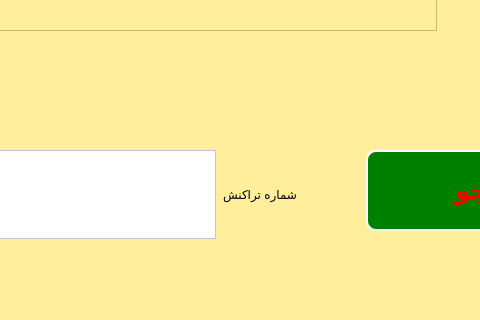
Qt form Project_Ap/salesrecords.ui (AP-projects-4001/metagoofill) before a commit; both pictures show x 364 to 844 and y 370 to 690 of the 1187 by 690 pixel window.
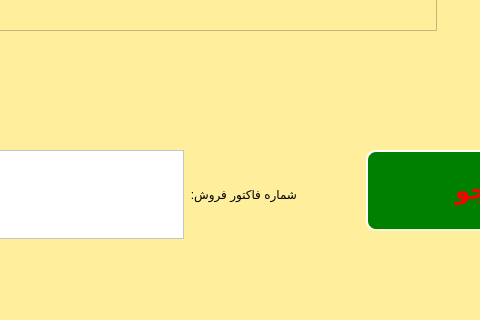
The same form after that commit.

```diff
--- a/Project_Ap/salesrecords.ui
+++ b/Project_Ap/salesrecords.ui
@@ -81,7 +81,7 @@
        <string notr="true">font: 18pt &quot;MS Shell Dlg 2&quot;;</string>
       </property>
       <property name="text">
-       <string>شماره تراکنش</string>
+       <string>شماره فاکتور فروش:</string>
       </property>
      </widget>
     </item>
```
